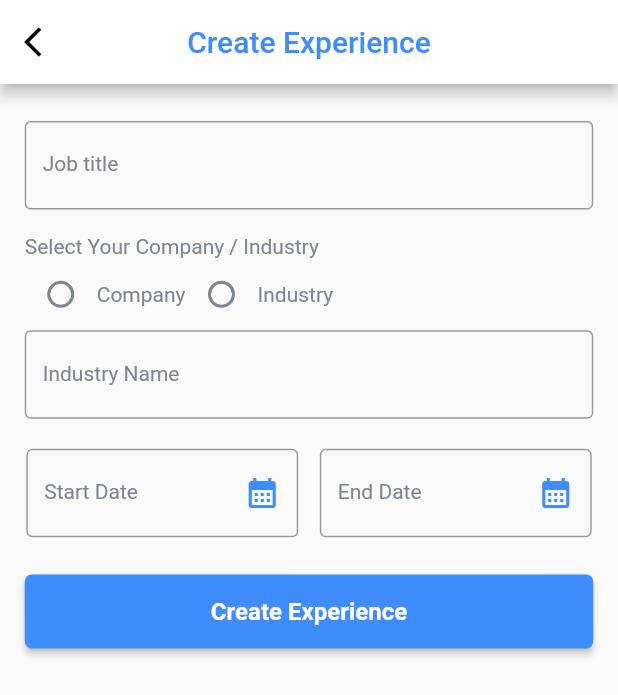
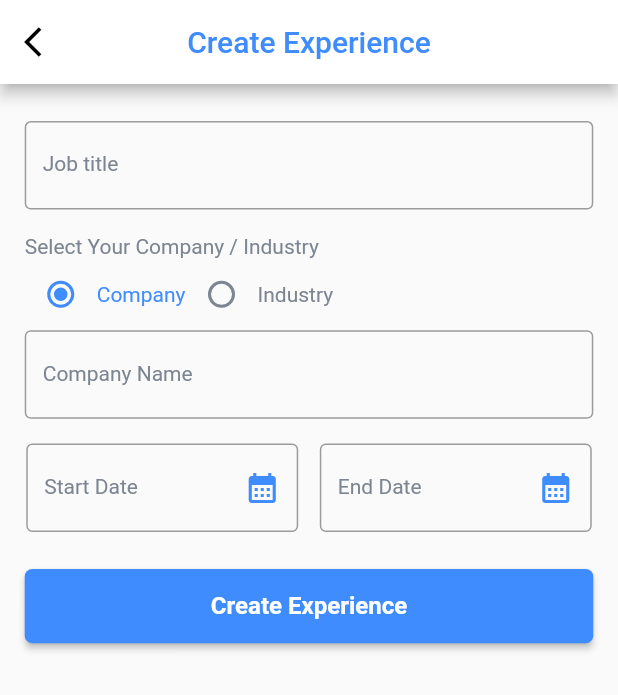
Before and after one commit to falguni-androidster/versa_tribe, a Flutter app: the AddExperienceScreen screen opened by its route, on a phone screen of 412 x 824 dp. Shown: the top 695 px of the screen. Run offline on Flutter 3.47's test engine with Material 2 defaults, Android fonts, the light colour scheme and no system bars; our stand-ins replace connectivity, flutter_svg, shared_preferences, timeline_tile; accounts and stored records are empty.

Commit message:
remove extra space personexperience peronqualification skill

```diff
--- a/lib/Providers/profile_gender_provider.dart
+++ b/lib/Providers/profile_gender_provider.dart
@@ -11,7 +11,6 @@ class ProfileGenderProvider with ChangeNotifier{
 }
 
 
-
 class RadioComIndProvider with ChangeNotifier{
   String _selectedValue = "";
   String get selectedValue => _selectedValue;
@@ -23,3 +22,15 @@ class RadioComIndProvider with ChangeNotifier{
     notifyListeners();
   }
 }
+
+class AddRadioComIndProvider with ChangeNotifier{
+  String _selectedValue = "Company";
+  String get selectedValue => _selectedValue;
+
+  setRadioValue(radioVal){
+    _selectedValue = radioVal;
+  }
+  callRadioNotify(){
+    notifyListeners();
+  }
+}
--- a/lib/Screens/PersonDetails/add_experience_screen.dart
+++ b/lib/Screens/PersonDetails/add_experience_screen.dart
@@ -24,12 +24,15 @@ class _AddExperienceScreenState extends State<AddExperienceScreen> {
 
   dynamic cmpProvider;
   dynamic indProvider;
+  dynamic defaultValRadio;
   @override
   void initState() {
     // TODO: implement initState
     super.initState();
     cmpProvider = Provider.of<SearchExCompanyProvider>(context, listen: false);
     indProvider = Provider.of<SearchExIndustryProvider>(context, listen: false);
+    defaultValRadio = Provider.of<AddRadioComIndProvider>(context, listen: false);
+    defaultValRadio.setRadioValue("Company");
     cmpProvider.cmpList.clear();
     indProvider.indList.clear();
   }
@@ -93,7 +96,7 @@ class _AddExperienceScreenState extends State<AddExperienceScreen> {
                 Row(
                   children: [
                     radioBTN(CustomString.company),
-                    Selector<ProfileGenderProvider, dynamic>(
+                    Selector<AddRadioComIndProvider, dynamic>(
                         selector: (_, val) => val.selectedValue,
                         builder: (context, selectedValue, child) {
                           print("che_co--->$selectedValue");
@@ -104,7 +107,7 @@ class _AddExperienceScreenState extends State<AddExperienceScreen> {
                                       : CustomColors.kLightGrayColor));
                         }),
                     radioBTN(CustomString.industry),
-                    Selector<ProfileGenderProvider, dynamic>(
+                    Selector<AddRadioComIndProvider, dynamic>(
                         selector: (_, val) => val.selectedValue,
                         builder: (context, selectedValue, child) {
                           print("che_in--->$selectedValue");
@@ -118,16 +121,15 @@ class _AddExperienceScreenState extends State<AddExperienceScreen> {
                 ),
 
                 ///Company & Industry Name
-                Selector<ProfileGenderProvider, String>(
-                    selector: (_, val) => val.selectedValue,
-                    builder: (context, selectedValue, child) {
+                Consumer<AddRadioComIndProvider>(
+                    builder: (context, val, child) {
                       return TextFormField(
-                          controller: selectedValue == "Company"
+                          controller: val.selectedValue == "Company"
                               ? companyNController
                               : industryNController,
                           validator: (value) {
                             if (value!.isEmpty) {
-                              return selectedValue == "Company"
+                              return val.selectedValue == "Company"
                                   ? CustomString.companyNameRequired
                                   : CustomString.enterIndustryName;
                             } else {
@@ -135,21 +137,22 @@ class _AddExperienceScreenState extends State<AddExperienceScreen> {
                             }
                           },
                           onChanged: (value) {
-                            if(value != "") {
-                              print("Selected--======---=-=-->$selectedValue");
-                              selectedValue == "Company"?
-                              ApiConfig.searchExCompany(context: context, companyString: value):
-                              ApiConfig.searchExIndustry(context: context, industryString: value);
+                            if(value != "" && value.isNotEmpty) {
+                              print("selected radio val------>${val.selectedValue}");
+                              val.selectedValue == "Company" ? ApiConfig.searchExCompany(
+                                  context: context, companyString: value) : ApiConfig.searchExIndustry(context: context, industryString: value);
                               providerCompany.cmpList.clear();
                               providerIndustry.indList.clear();
+                              val.selectedValue == "Company" ?providerCompany.setVisible(true): providerIndustry.setVisible(true);
+                            }else{
+                              print("else------>${val.selectedValue}");
+                              val.selectedValue == "Company"? providerCompany.setVisible(false):providerIndustry.setVisible(false);
                             }
                             providerCompany.cmpList.clear();
-                            providerCompany.setVisible(true);
                             providerIndustry.indList.clear();
-                            providerIndustry.setVisible(true);
                           },
                           decoration: InputDecoration(
-                              labelText: selectedValue == "Company"
+                              labelText: val.selectedValue == "Company"
                                   ? CustomString.companyName
                                   : CustomString.industryName,
                               labelStyle: const TextStyle(
@@ -159,15 +162,16 @@ class _AddExperienceScreenState extends State<AddExperienceScreen> {
                           const TextStyle(color: CustomColors.kBlackColor));
                     }),
 
+                ///This is for search company and industry
                 Consumer<SearchExCompanyProvider>(builder: (context, val, child) {
-                  return ListView.builder(
+                  print("----InCompany---->${val.visible}");
+                  return val.visible == true ? ListView.builder(
                       shrinkWrap: true,
                       itemCount: val.cmpList.length,
                       itemBuilder: (context, index) {
                         debugPrint(
-                            "INSTITUTE--------->${val.cmpList[index].companyName}");
-                        return val.visible == true
-                            ? InkWell(
+                            "Company--------->${val.cmpList[index].companyName}");
+                        return InkWell(
                           child: Card(
                             shadowColor: CustomColors.kBlueColor,
                             elevation: 3,
@@ -189,19 +193,17 @@ class _AddExperienceScreenState extends State<AddExperienceScreen> {
                                     companyNController.text;
                             val.setVisible(false);
                           },
-                        )
-                            : Container();
-                      });
+                        );
+                      }):SizedBox.shrink();
                 }),
                 Consumer<SearchExIndustryProvider>(builder: (context, val, child) {
-                  return ListView.builder(
+                  print("----InIndustry---->${val.visible}");
+                  return val.visible == true? ListView.builder(
                       shrinkWrap: true,
                       itemCount: val.indList.length,
                       itemBuilder: (context, index) {
-                        debugPrint(
-                            "INSTITUTE--------->${val.indList[index].industryFieldName}");
-                        return val.visible == true
-                            ? InkWell(
+                        debugPrint("INSTITUTE--------->${val.indList[index].industryFieldName}");
+                        return InkWell(
                           child: Card(
                             shadowColor: CustomColors.kBlueColor,
                             elevation: 3,
@@ -223,16 +225,13 @@ class _AddExperienceScreenState extends State<AddExperienceScreen> {
                                     industryNController.text;
                             val.setVisible(false);
                           },
-                        )
-                            : Container();
-                      });
+                        );
+                      }):SizedBox.shrink();
                 }),
-
-
 
                 /// Start DateTime & End DateTime
                 Container(
-                  padding: const EdgeInsets.only(top: 20),
+                 padding: EdgeInsets.only(top: mHeight*0.02),
                   margin: EdgeInsets.symmetric(horizontal: mWidth * 0.01 / 4),
                   child: Row(
                     mainAxisAlignment: MainAxisAlignment.spaceBetween,
@@ -356,7 +355,8 @@ class _AddExperienceScreenState extends State<AddExperienceScreen> {
   }
 
   Widget radioBTN(String comInd) {
-    return Consumer<ProfileGenderProvider>(builder: (context, val, child) {
+    print("--------->Radio-value------->$comInd");
+    return Consumer<AddRadioComIndProvider>(builder: (context, val, child) {
       return Radio<String>(
         fillColor: MaterialStateColor.resolveWith((Set<MaterialState> states) {
           if (states.contains(MaterialState.selected)) {
@@ -367,7 +367,8 @@ class _AddExperienceScreenState extends State<AddExperienceScreen> {
         value: comInd,
         groupValue: val.selectedValue,
         onChanged: (value) {
-          val.setGenderValue(value);
+          val.setRadioValue(value);
+          val.callRadioNotify();
         },
       );
     });
--- a/lib/Screens/person_details_screen.dart
+++ b/lib/Screens/person_details_screen.dart
@@ -579,6 +579,7 @@ class _PersonDetailsScreenState extends State<PersonDetailsScreen> {
                               String course = vaL.personQl[index].couName;
                               String institute = vaL.personQl[index].instName;
                               String grade = vaL.personQl[index].grade;
+                              String city = vaL.personQl[index].ctyName;
                               int pQID = vaL.personQl[index].pqId;
                               String yop = DateFormat("yyyy-MM-dd")
                                   .format(vaL.personQl[index].yop);
@@ -591,6 +592,7 @@ class _PersonDetailsScreenState extends State<PersonDetailsScreen> {
                                               EditQualificationScreen(
                                                   courseName: course,
                                                   grade: grade,
+                                                  city: city,
                                                   institute: institute,
                                                   yop: yop,
                                                   pqID: pQID)));
--- a/lib/Utils/custom_string.dart
+++ b/lib/Utils/custom_string.dart
@@ -148,9 +148,9 @@ class CustomString {
 /*---------------------------  Person details Screen ------------------------*/
   static const String profileDSHeaderText = 'Person Details';
   static const String createExperience = 'Create Experience';
-  static const String editExperience = 'Edit Experience';
+  static const String editExperience = 'Update Experience';
   static const String createQualification = 'Create Qualification';
-  static const String editQualification = 'Edit Qualification';
+  static const String editQualification = 'Update Qualification';
   static const String createSkill = 'Create Skill';
   static const String editSkill = 'Update Skill';
   static const String createHobby = 'Select Hobby';
--- a/lib/main.dart
+++ b/lib/main.dart
@@ -48,6 +48,7 @@ void main() {
       ChangeNotifierProvider<SearchDepartmentProvider>(create: (_) => SearchDepartmentProvider()),
       ChangeNotifierProvider<SearchParentDPProvider>(create: (_) => SearchParentDPProvider()),
       ChangeNotifierProvider<RadioComIndProvider>(create: (_) => RadioComIndProvider()),
+      ChangeNotifierProvider<AddRadioComIndProvider>(create: (_) => AddRadioComIndProvider()),
       ChangeNotifierProvider<JoinBtnDropdownBtnProvider>(create: (_) => JoinBtnDropdownBtnProvider())
     ],
     child: const MyApp()
@@ -67,7 +68,7 @@ class MyApp extends StatelessWidget {
         backgroundColor: CustomColors.kBlackColor,
         inputDecorationTheme: const InputDecorationTheme(border: OutlineInputBorder(),
           focusedBorder: OutlineInputBorder (
-              borderSide: BorderSide (color: CustomColors.kBlackColor,width: 1),
+              borderSide: BorderSide (color: CustomColors.kBlueColor,width: 1),
           ),
         )
       ),
```
Also changed, not shown: lib/Model/person_qualification.dart (+4 -4 lines), lib/Screens/PersonDetails/add_hobby_screen.dart (+9 -8 lines), lib/Screens/PersonDetails/add_qualification_screen.dart (+41 -43 lines), lib/Screens/PersonDetails/add_skill_screen.dart (+11 -13 lines), lib/Screens/PersonDetails/edit_experience_screen.dart (+18 -26 lines), lib/Screens/PersonDetails/edit_qualification_screen.dart (+46 -25 lines), lib/Screens/PersonDetails/edit_skill_screen.dart (+9 -8 lines), lib/Utils/api_config.dart (+10 -19 lines), 9 other files.
